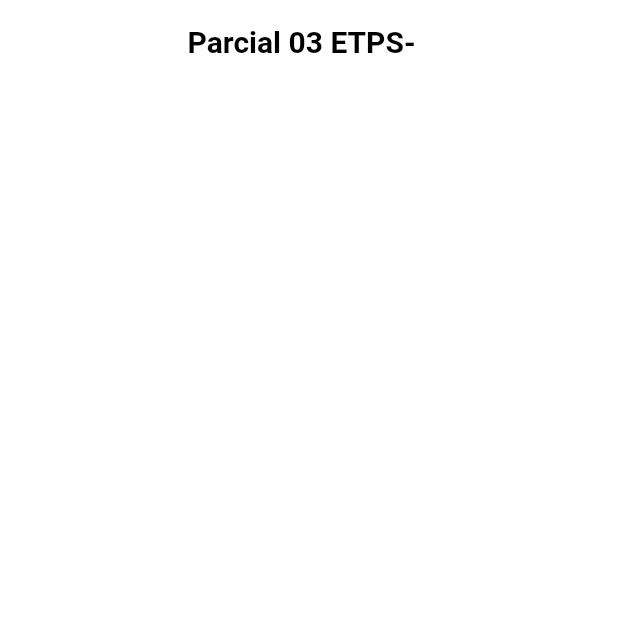
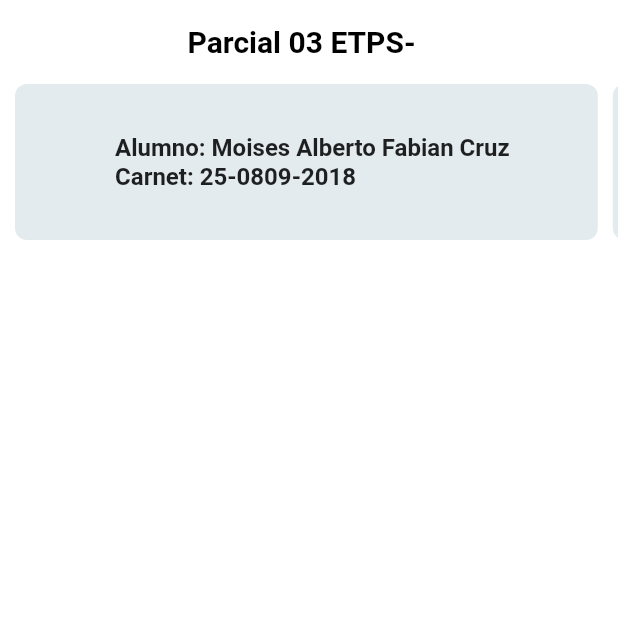
Before and after one commit to walter9R/parcial03, a Flutter app: the screen it shows after launch, on a phone screen of 412 x 824 dp, the top half of it. Run offline on Flutter 3.47's test engine with Material 2 defaults, Android fonts, the phone set to English and light mode, and no system bars; our stand-ins replace flutter_feather_icons.

Commit message:
commit
mod: pantalla principal slider de datos alumnos

```diff
--- a/lib/Paginas/Principal.dart
+++ b/lib/Paginas/Principal.dart
@@ -1,5 +1,6 @@
 import 'package:flutter/material.dart';
 import 'package:flutter_feather_icons/flutter_feather_icons.dart';
+import 'package:parcial03/json/Data.dart';
 
 class PrincipalP03 extends StatefulWidget {
   const PrincipalP03({super.key});
@@ -48,6 +49,54 @@ class _PrincipalP03State extends State<PrincipalP03> {
   }
 
   Widget sliderDatos(){
-    return Container();
+    return SingleChildScrollView(
+      scrollDirection: Axis.horizontal,
+      child: Padding(
+        padding: const EdgeInsets.only(left: 10),
+        child: Row(
+          children: List.generate(Datos.length, (index) {
+            return Padding(
+              padding: const EdgeInsets.only(right: 10),
+              child: GestureDetector(
+                onTap: (){
+                  //
+                },
+                child: Container(
+                  decoration: BoxDecoration(
+                    borderRadius: BorderRadius.circular(8),
+                    color: Color.fromARGB(255, 227, 235, 238),
+                  ),
+                  child: Padding(
+                    padding: const EdgeInsets.all(2),
+                    child: Column(
+                      children: [
+                        Container(
+                          width: (MediaQuery.of(context).size.width) - (MediaQuery.of(context).size.width)/15,
+                          height: 100,
+                          child: Center(
+                            child: Padding(
+                              padding: const EdgeInsets.only(left: 8),
+                              child: Text(
+                                "Alumno: " + Datos[index]['name'] + " " + Datos[index]['lastname'] +
+                                "\n" "Carnet: " + Datos[index]['number']
+                                ,
+                                style: TextStyle(
+                                  fontSize: 16,
+                                  fontWeight: FontWeight.bold
+                                ),
+                              ),
+                            ),
+                          ),
+                        ),
+                      ],
+                    ),
+                  ),
+                ),
+              ),
+            );
+          }),
+        ),
+      ),
+    );
   }
 }
--- a/lib/json/Data.dart
+++ b/lib/json/Data.dart
@@ -1,6 +1,6 @@
 import 'package:flutter/material.dart';
 
-const List cat_type = [
+const List Datos = [
   {
     "name" : "Moises Alberto",
     "lastname" : "Fabian Cruz",
```
